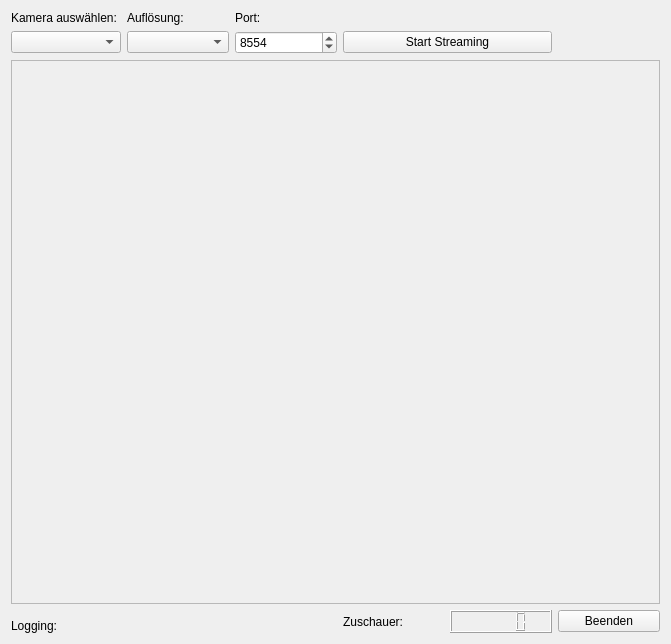
This is gui/mainwindow.ui in unicorny/OpenLive4Cam as Qt 5 draws it before an edit. The edited form follows.
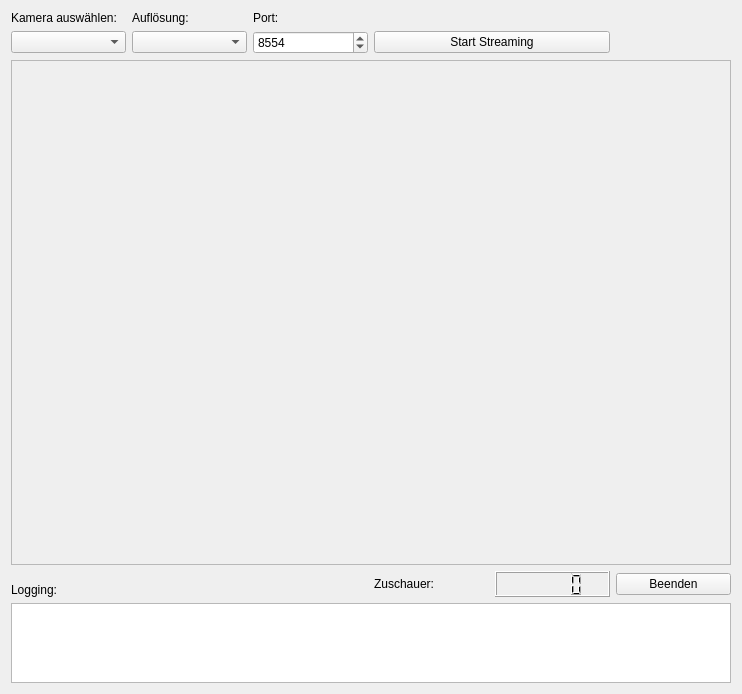
This is the edited form. Icons and pictures are not drawn. Custom widgets are drawn as their Qt base class.

The edit to the form file:
```diff
--- a/gui/mainwindow.ui
+++ b/gui/mainwindow.ui
@@ -6,8 +6,8 @@
    <rect>
     <x>0</x>
     <y>0</y>
-    <width>671</width>
-    <height>644</height>
+    <width>742</width>
+    <height>694</height>
    </rect>
   </property>
   <property name="windowTitle">
@@ -114,30 +114,40 @@
       </widget>
      </widget>
     </item>
-    <item row="4" column="0">
+    <item row="5" column="0">
      <widget class="QLabel" name="label_5">
       <property name="text">
        <string>Logging:</string>
       </property>
      </widget>
     </item>
-    <item row="3" column="3" rowspan="2">
+    <item row="3" column="3" rowspan="3">
      <widget class="QLabel" name="label_4">
       <property name="text">
        <string>Zuschauer:</string>
       </property>
      </widget>
     </item>
-    <item row="3" column="4" rowspan="2">
+    <item row="3" column="4" rowspan="3">
      <widget class="QLCDNumber" name="lcdNumber"/>
     </item>
-    <item row="3" column="5" rowspan="2">
+    <item row="3" column="5" rowspan="3">
      <widget class="QPushButton" name="exitButton">
       <property name="text">
        <string>Beenden</string>
       </property>
      </widget>
     </item>
+    <item row="6" column="0" colspan="6">
+     <widget class="QTextEdit" name="textLog">
+      <property name="maximumSize">
+       <size>
+        <width>16777215</width>
+        <height>80</height>
+       </size>
+      </property>
+     </widget>
+    </item>
    </layout>
   </widget>
  </widget>
```
